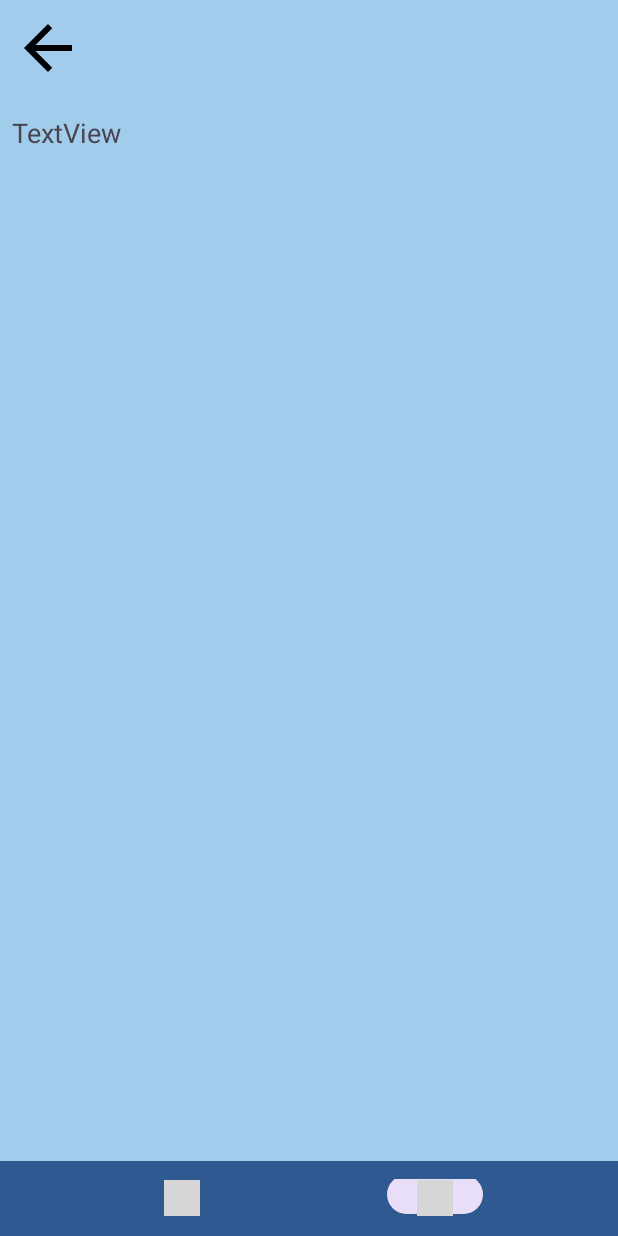
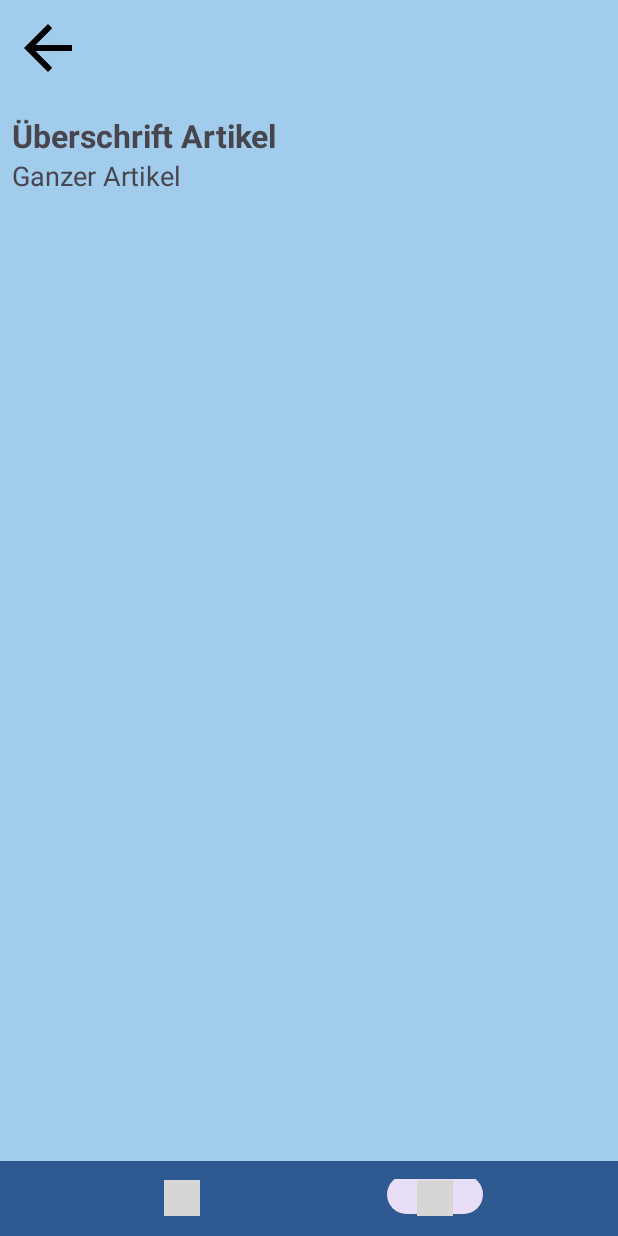
Before and after one commit to cypher159951/Abschluss_Projekt_Kotlin, an Android app: the fragment ArtikelFragment placed in its activity, item 2 of the bottom bar chosen, on a phone screen of 412 x 824 dp. Run offline under Robolectric (Android 15) with nearby library versions, the phone set to English and light mode, and no system bars; our stand-ins replace Room's generated code, navigation-ui; pictures from the network do not load; 1 statement that could not run was skipped; grey boxes are pictures that could not be loaded.

Commit message:
am bearbeiten

```diff
--- a/app/src/main/java/com/example/paymessage/Adapter/NewsAdapter.kt
+++ b/app/src/main/java/com/example/paymessage/Adapter/NewsAdapter.kt
@@ -43,5 +43,6 @@ class NewsAdapter(
 
         }
 
+
     }
 }
--- a/app/src/main/java/com/example/paymessage/MainActivity.kt
+++ b/app/src/main/java/com/example/paymessage/MainActivity.kt
@@ -6,33 +6,64 @@ import android.os.Bundle
 import androidx.navigation.NavController
 import androidx.navigation.findNavController
 import androidx.navigation.fragment.NavHostFragment
+import androidx.navigation.ui.NavigationUI
 import com.example.paymessage.databinding.ActivityMainBinding
-
-
+import com.example.paymessage.ui.ArtikelFragmentDirections
+import com.example.paymessage.ui.HomeFragmentDirections
+import com.example.paymessage.ui.SettingsFragmentDirections
 class MainActivity : AppCompatActivity() {
 
     private lateinit var navController: NavController
     private lateinit var binding: ActivityMainBinding
-
-
     override fun onCreate(savedInstanceState: Bundle?) {
         super.onCreate(savedInstanceState)
-        setContentView(R.layout.activity_main)
+
 
 
         binding = ActivityMainBinding.inflate(layoutInflater)
         setContentView(binding.root)
 
-        val navHostFragment = supportFragmentManager.findFragmentById(R.id.fragmentContainerView) as NavHostFragment
+        val navHostFragment =
+            supportFragmentManager.findFragmentById(R.id.fragmentContainerView) as NavHostFragment
         navController = navHostFragment.navController
 
-        binding.bottomNavigationView.setOnClickListener { item ->
-            when (item.itemdId){
+        binding.bottomNavigationView.setOnItemSelectedListener { item ->
+            when (item.itemId) {
+                R.id.settings -> {
+                    //  val navController = findNavController(R.id.fragmentContainerView)
 
+                    val currentDestination = navController.currentDestination
+                    if (currentDestination?.id == R.id.detailFragment) {
+                        val action = HomeFragmentDirections.actionHomeFragmentToSettingsFragment()
+                        navController.navigate(action)
+                    } else if (currentDestination?.id == R.id.homeFragment) {
+                        val action = HomeFragmentDirections.actionHomeFragmentToSettingsFragment()
+                        navController.navigate(action)
+                    }
+                    true
+                }
+
+                R.id.home -> {
+                    val navController = findNavController(R.id.fragmentContainerView)
+                    val currentDestination = navController.currentDestination
+
+                    if (currentDestination?.id == R.id.detailFragment) {
+                        val action = ArtikelFragmentDirections.actionDetailFragmentToHomeFragment()
+                        navController.navigate(action)
+                    } else if (currentDestination?.id == R.id.settingsFragment) {
+                        val action =
+                            SettingsFragmentDirections.actionSettingsFragmentToHomeFragment()
+                        navController.navigate(action)
+                    }
+                    true
+                }
+
+                else -> {// Standard-Navigation zu anderen Fragmenten
+                    NavigationUI.onNavDestinationSelected(item, navController!!)
+                    navController?.popBackStack(item.itemId, false)
+                    true
+                }
             }
         }
-
     }
 }
-
-//TODO navigationsbar einrichten + 2. Fragment z.b. Settings etc.
--- a/app/src/main/res/layout/activity_main.xml
+++ b/app/src/main/res/layout/activity_main.xml
@@ -29,7 +29,7 @@
         app:layout_constraintBottom_toBottomOf="parent"
         app:layout_constraintEnd_toEndOf="parent"
         app:layout_constraintStart_toStartOf="parent"
-        app:menu="@menu/nav_menu"
+        app:menu="@menu/bottom_nav_menu"
         tools:ignore="MissingConstraints" />
 
 </androidx.constraintlayout.widget.ConstraintLayout>
--- a/app/src/main/res/layout/fragment_artikel.xml
+++ b/app/src/main/res/layout/fragment_artikel.xml
@@ -21,7 +21,7 @@
         app:layout_constraintTop_toTopOf="parent" />
 
     <ImageView
-        android:id="@+id/imageView"
+        android:id="@+id/backBTNIV"
         android:layout_width="wrap_content"
         android:layout_height="wrap_content"
         android:layout_marginStart="8dp"
@@ -48,10 +48,18 @@
             android:orientation="vertical">
 
             <TextView
-                android:id="@+id/newsDetailTV"
+                android:id="@+id/titleAtikelTV"
+                android:layout_width="match_parent"
+                android:layout_height="wrap_content"
+                android:text="Überschrift Artikel"
+                android:textSize="21sp"
+                android:textStyle="bold"/>
+
+            <TextView
+                android:id="@+id/artikelTV"
                 android:layout_width="wrap_content"
                 android:layout_height="wrap_content"
-                android:text="TextView"
+                android:text="Ganzer Artikel"
                 android:textSize="18sp" />
 
         </LinearLayout>
--- a/app/src/main/res/layout/fragment_settings.xml
+++ b/app/src/main/res/layout/fragment_settings.xml
@@ -33,7 +33,7 @@
         app:layout_constraintTop_toTopOf="@+id/tollbarSettings" />
 
     <ImageView
-        android:id="@+id/backBtnSettingsIV"
+        android:id="@+id/backSettingsBTNIV"
         android:layout_width="wrap_content"
         android:layout_height="wrap_content"
         android:layout_marginStart="8dp"
--- a/app/src/main/res/menu/nav_menu.xml
+++ b/app/src/main/res/menu/bottom_nav_menu.xml
@@ -3,11 +3,14 @@
 
 
 
-    <item android:title=""
+    <item
         android:id="@+id/home"
+        android:title=""
         android:icon="@drawable/baseline_home_24"/>
-    <item android:title=""
+
+    <item
         android:id="@+id/settings"
+        android:title=""
         android:icon="@drawable/baseline_settings_24"/>
 
 
```
Also changed, not shown: app/src/main/java/com/example/paymessage/ui/ArtikelFragment.kt (+12 -3 lines), app/src/main/java/com/example/paymessage/ui/SettingsFragment.kt (+15 -3 lines).
